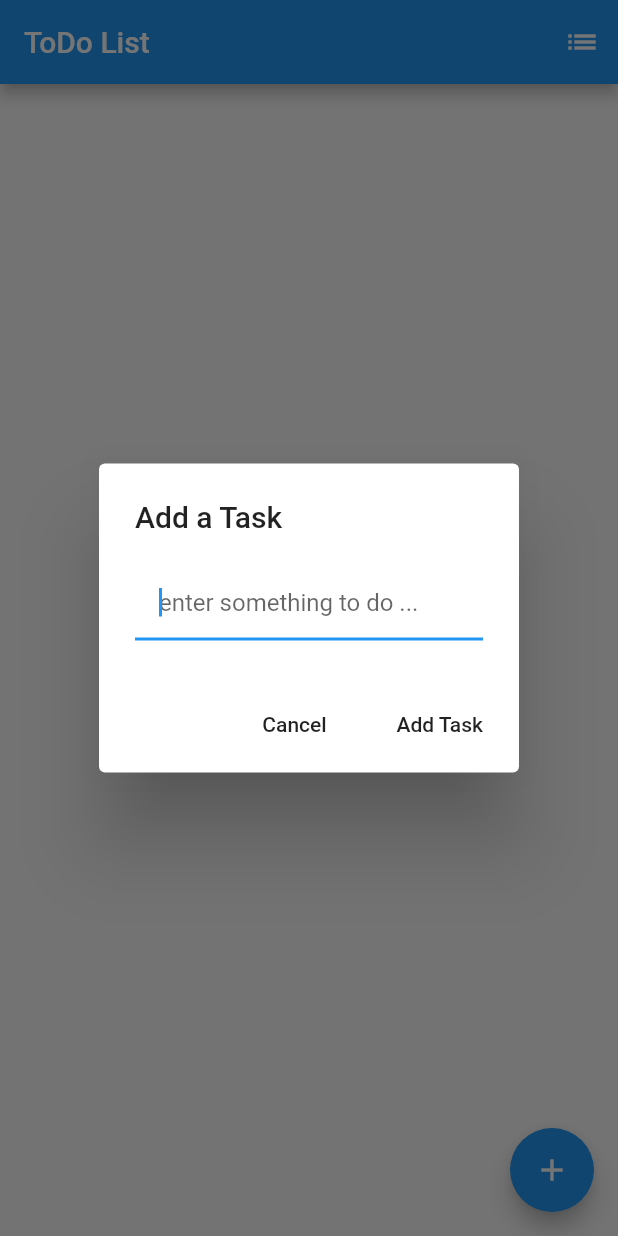
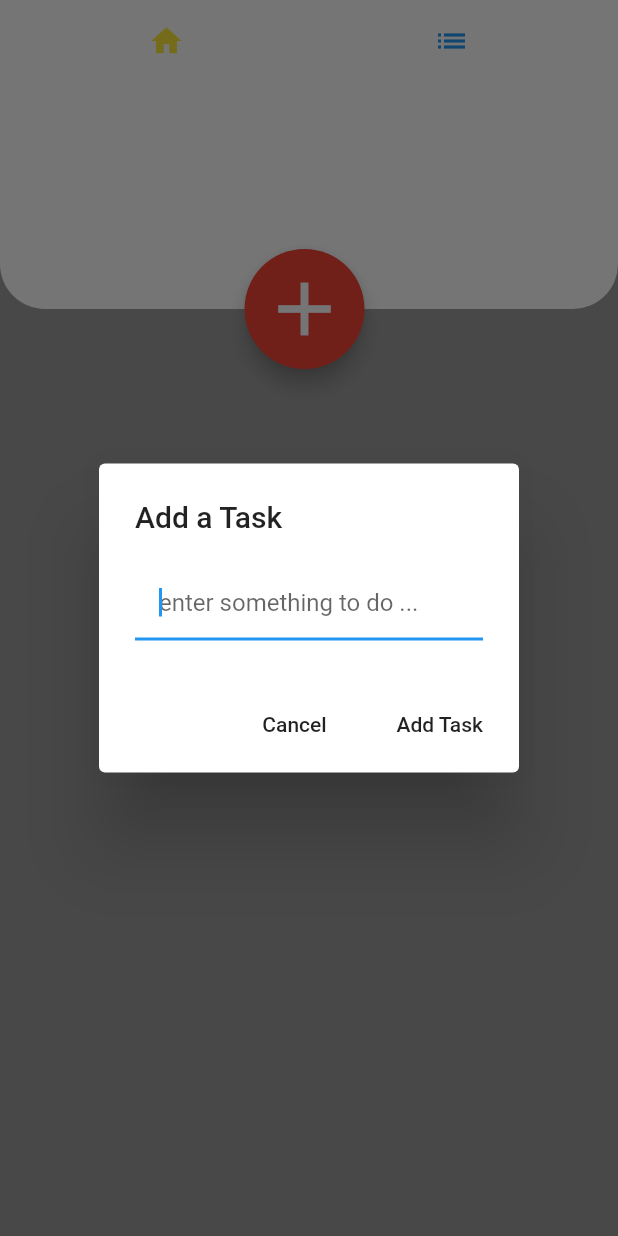
Before and after one commit to padfoot-16/BasicTodoApp, a Flutter app: the screen it shows after launch, after a tap on the "add" icon, on a phone screen of 412 x 824 dp. Run offline on Flutter 3.47's test engine with Material 2 defaults, Android fonts, the phone set to English and light mode, and no system bars; our stand-ins replace shared_preferences.

Commit message:
it works , now adding description to task

```diff
--- a/lib/main.dart
+++ b/lib/main.dart
@@ -76,14 +76,48 @@ void _promptRemoveTodoItem (int index) {
     return _buildtodolist();
   }
   Widget _buildtodolist() {
-    return ListView.builder(
+    return Column(
+        children: [
+          Stack(
+            children:<Widget>[
+              Container(
+              height: 150,
+              decoration: BoxDecoration(
+                borderRadius: BorderRadius.only(
+                bottomLeft: Radius.circular(30),
+                bottomRight: Radius.circular(30)
+              ),
+              color: Colors.white,
+              ),
+            ),
+
+          Container(
+            height: 80,
+            width: 80,
+            margin: EdgeInsets.only(top:110,left:MediaQuery.of(context).size.width*0.5-43),
+            child: FloatingActionButton(
+              child: Icon(Icons.add,size: 60,),
+              backgroundColor: Colors.red,
+              onPressed:_pushAddTodoScreen,
+            ),
+          ),
+            ]
+          ),
+              Expanded(
+
+              child: ListView.builder(
                 itemCount: _todoitems.length,
+
                 // ignore: missing_return
                 itemBuilder:(context,index){
                   if(index < _todoitems.length) {
                     return _buildtodoItem(_todoitems[index],index);
                   }
                 },
+                ),
+
+            )
+        ],
       );
   }
   Widget _buildtodoItem(String todoText, int index) {
@@ -91,7 +125,8 @@ void _promptRemoveTodoItem (int index) {
       padding: const EdgeInsets.symmetric(vertical: 1.0,horizontal: 4.0),
       child: Card(
             child: ListTile(
-          title:Text(todoText),
+          title:Text(todoText,style: TextStyle(fontSize: 20,fontWeight: FontWeight.bold),),
+          subtitle: Text("this is a subttitle"),
           contentPadding: EdgeInsets.all(8.0),
           //isThreeLine: true,
 
@@ -100,44 +135,90 @@ void _promptRemoveTodoItem (int index) {
       ),
     );
   }
-  void _pushSaved() {
-    Navigator.push(context, MaterialPageRoute(builder: (BuildContext context) => compTasks()));
-  }
+
 Widget compTasks() {
-  return Scaffold(
-      appBar: AppBar(
-        title: Text('Completed Tasks'),
+  return Column(
+        children: [
+          Stack(
+            children:<Widget>[
+              Container(
+                padding: EdgeInsets.only(left:20),
+              height: 150,
+              decoration: BoxDecoration(
+                borderRadius: BorderRadius.only(
+                bottomLeft: Radius.circular(30),
+                bottomRight: Radius.circular(30)
               ),
-      body:ListView.builder(
+              color: Colors.white,
+              ),
+            child: Row(
+              mainAxisAlignment: MainAxisAlignment.spaceBetween,
+              children:<Widget> [
+              Text("Completed Tasks",style: TextStyle(color: Colors.black,fontSize: 35,fontWeight: FontWeight.bold)),
+              Container(),
+            ],
+            )
+          ),
+            ]
+          ),
+              Expanded(
+              child: ListView.builder(
               itemCount: done.length,
               itemBuilder: (context, index) {
-            return ListTile(
+                return Padding(
+                  padding: const EdgeInsets.symmetric(vertical: 1,horizontal: 1),
+                   child: Card(
+                        child: ListTile(
                         title: Text(done[index]),
                           onTap: () =>rmdata(index),
+                         ),
+                  ),
                 );
   }
+    ),
               )
+        ],
       );
 }
 
   @override
   Widget build(BuildContext context) {
-    return Scaffold(
-      appBar: AppBar(
-        title:Text("ToDo List") ,
-        actions: [
-          IconButton(icon: Icon(Icons.list), onPressed: _pushSaved),
+    return MaterialApp(
+      home: SafeArea(
+        child: DefaultTabController(
+          length: 2,
+          child: Scaffold(
+      body:new TabBarView(
+              children: [
+         _buildtodolist(),
+         compTasks(),
+
               ],
       ),
-        body: _buildtodolist(),
-        floatingActionButton: FloatingActionButton(
-          onPressed: _pushAddTodoScreen,
-          tooltip: "Add Task",
-          child: Icon(Icons.add),
+      appBar: AppBar(
+        elevation: 0,
+        title:TabBar(
+          tabs: [
+            Tab(icon: Icon(Icons.home),),
+            Tab(icon: Icon(Icons.list),),
+
+          ],
+          labelColor: Colors.yellow,
+          unselectedLabelColor: Colors.blue,
+          indicatorSize: TabBarIndicatorSize.label,
+          indicatorPadding: EdgeInsets.all(5.0),
+          indicatorColor: Colors.white,
           ),
+          backgroundColor: Colors.white,
+      ),
+        backgroundColor: Colors.grey,
+          )
+          )
+      )
       );
   }
 void rmdata( int index)async{
+
   final prefs=await SharedPreferences.getInstance();
   setState(() {
   done.removeAt(index);
```
Lines whose indentation alone changed are shown as unchanged.
